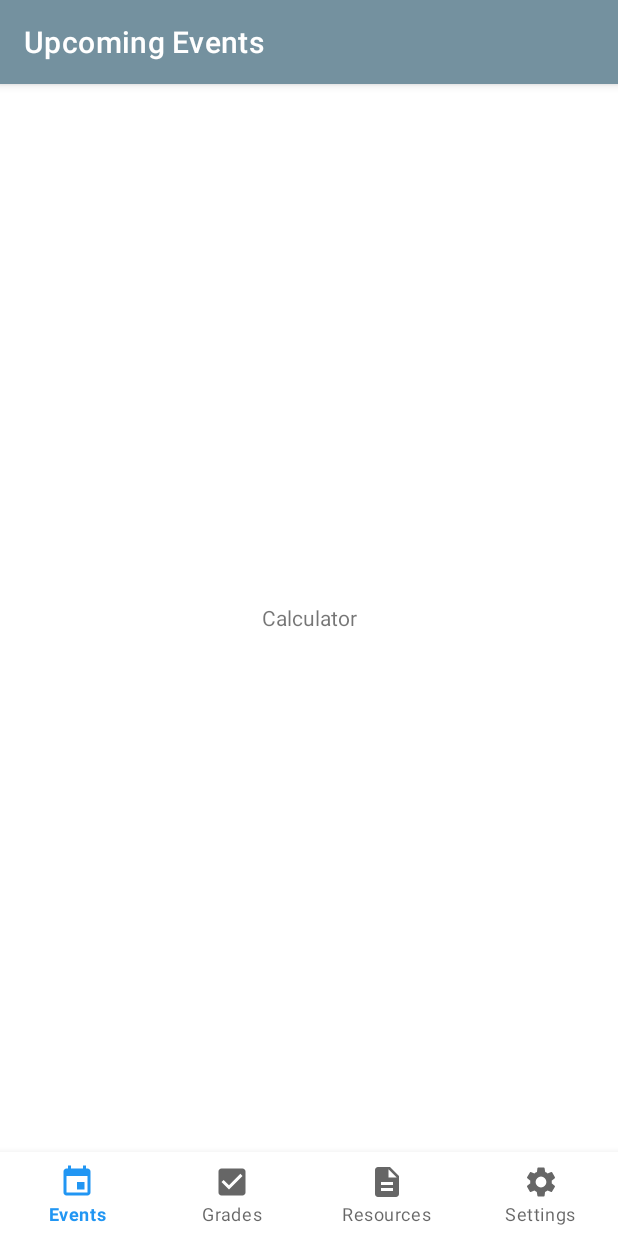
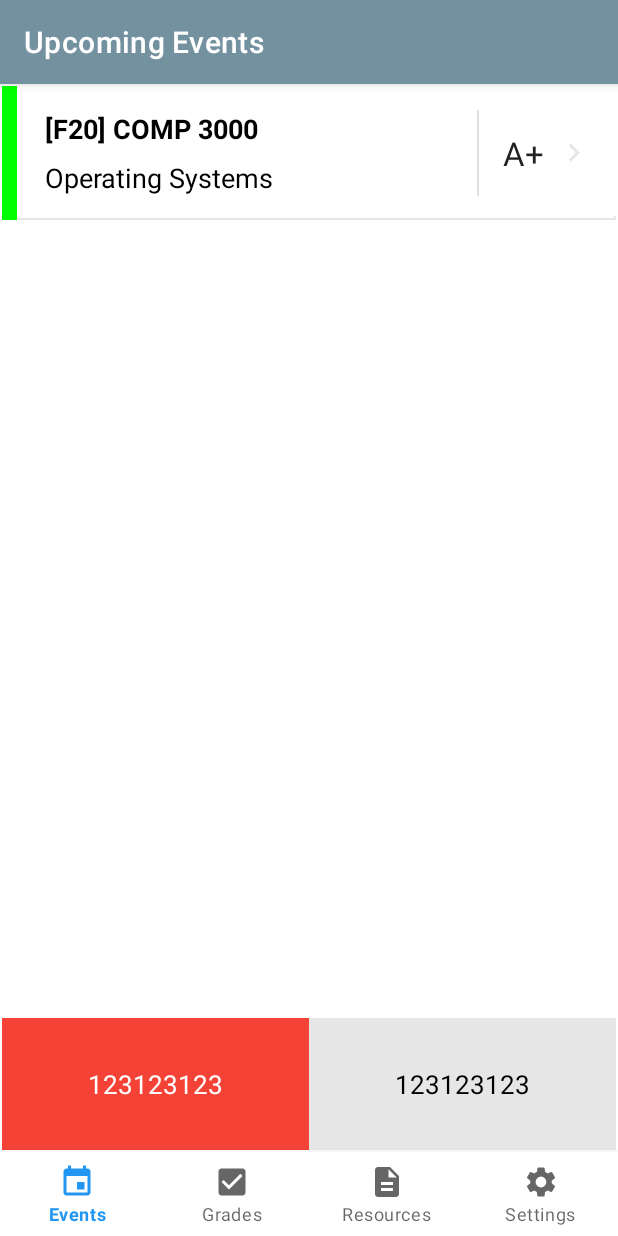
Before and after one commit to ScienceStudentSuccessCentre/SSSC-Android-app, an Android app: the fragment CalculatorFragment placed in its activity, on a phone screen of 412 x 824 dp. Run offline under Robolectric (Android 15) with nearby library versions, the phone set to English and light mode, and no system bars; our stand-ins replace Room's generated code, Volley; libraries missing offline, so code that uses them is left out: com.facebook.stetho; network calls fail; 1 statement that could not run was skipped.

Commit message:
Add course rows in GPA calculator

```diff
--- a/app/src/main/java/ghelani/kshamina/sssc_android_app/grades/calculator/CalculatorFragment.java
+++ b/app/src/main/java/ghelani/kshamina/sssc_android_app/grades/calculator/CalculatorFragment.java
@@ -1,21 +1,92 @@
 package ghelani.kshamina.sssc_android_app.grades.calculator;
 
+import android.content.SharedPreferences;
 import android.os.Bundle;
+import android.preference.PreferenceManager;
 import android.support.annotation.NonNull;
 import android.support.annotation.Nullable;
 import android.support.v4.app.Fragment;
+import android.support.v7.widget.LinearLayoutManager;
+import android.support.v7.widget.RecyclerView;
 import android.view.LayoutInflater;
 import android.view.View;
 import android.view.ViewGroup;
+import android.widget.TextView;
+
+import java.util.ArrayList;
+import java.util.Collections;
+import java.util.List;
 
 import ghelani.kshamina.sssc_android_app.R;
+import ghelani.kshamina.sssc_android_app.entity.Course;
 
 public class CalculatorFragment extends Fragment {
+
+    private TextView calculatedOverallCGPA;
+    private TextView calculatedMajorCGPA;
+
+    private List<Course> courseList = new ArrayList<>();
+    private RecyclerView recyclerView;
+    private CoursesAdapter adapter;
+    private RecyclerView.LayoutManager layoutManager;
+
+    SharedPreferences preferences;
+
     @Nullable
     @Override
-    public View onCreateView(@NonNull LayoutInflater inflater, @Nullable ViewGroup container, @Nullable Bundle savedInstanceState) {
+    public View onCreateView(@NonNull LayoutInflater inflater, @Nullable ViewGroup container,
+                             @Nullable Bundle savedInstanceState) {
+
+        setHasOptionsMenu(true);
+
         ViewGroup calculatorView = (ViewGroup) inflater.inflate(R.layout.fragment_calculator, container,false);
+        preferences = PreferenceManager.getDefaultSharedPreferences(getActivity());
+
+        recyclerView = calculatorView.findViewById(R.id.coursesList);
+        recyclerView.setHasFixedSize(true);
+
+        adapter = new CoursesAdapter(courseList);
+        layoutManager = new LinearLayoutManager(getActivity());
+        recyclerView.setLayoutManager(layoutManager);
+        recyclerView.setAdapter(adapter);
+//        adapter.setOnItemClickListener(onItemClickListener);  TODO Add action listener
+
+        calculatedOverallCGPA = calculatorView.findViewById(R.id.calculatorCalculatedOverallCGPA);
+        calculatedMajorCGPA = calculatorView.findViewById(R.id.calculatorCalculatedMajorCGPA);
+
+        calculatedOverallCGPA.setText("123123123");  // TODO display actual CGPAs
+        calculatedMajorCGPA.setText("123123123");
+
+        getCourseData();
+
         return calculatorView;
 
     }
+
+    private void getCourseData() {
+        new Thread(new Runnable() {
+            @Override
+            public void run() {
+                courseList.clear();
+
+                courseList.add(new Course(
+                        "Operating Systems",
+                        "COMP 3000",
+                        0.5,
+                        true,
+                        "A+",
+                        "F20"
+                ));
+                // TODO Access the DB
+
+                getActivity().runOnUiThread(new Runnable() {
+                    @Override
+                    public void run() {
+                        adapter.notifyDataSetChanged();
+                    }
+                });
+            }
+        }).start();
+    }
+
 }
--- /dev/null
+++ b/app/src/main/java/ghelani/kshamina/sssc_android_app/grades/calculator/CoursesAdapter.java
@@ -0,0 +1,73 @@
+package ghelani.kshamina.sssc_android_app.grades.calculator;
+
+import android.graphics.Color;
+import android.support.v7.widget.RecyclerView;
+import android.text.SpannableString;
+import android.text.style.RelativeSizeSpan;
+import android.view.LayoutInflater;
+import android.view.View;
+import android.view.ViewGroup;
+import android.widget.TextView;
+
+import java.util.List;
+import java.util.Locale;
+
+import ghelani.kshamina.sssc_android_app.R;
+import ghelani.kshamina.sssc_android_app.entity.Course;
+
+public class CoursesAdapter extends RecyclerView.Adapter<CoursesAdapter.MyViewHolder> {
+    private List<Course> coursesList;
+    private View.OnClickListener onItemClickListener;
+
+    public CoursesAdapter(List<Course> courses) {
+        this.coursesList = courses;
+    }
+
+    @Override
+    public MyViewHolder onCreateViewHolder(ViewGroup parent, int viewType){
+        View itemView = LayoutInflater.from(parent.getContext())
+                .inflate(R.layout.course_row, parent, false);
+        return new MyViewHolder(itemView);
+    }
+
+    @Override
+    public void onBindViewHolder(MyViewHolder holder, int position) {
+        Course course = coursesList.get(position);
+
+        holder.courseRowCode.setText(String.format(Locale.CANADA, "[%s] %s",
+                course.courseTermId, course.courseCode));
+        holder.courseRowName.setText(course.courseName);
+        holder.letterGrade.setText(course.courseFinalGrade);
+    }
+
+    @Override
+    public int getItemCount() {
+        return coursesList.size();
+    }
+
+    public void setOnItemClickListener(View.OnClickListener itemClickListener) {
+        onItemClickListener = itemClickListener;
+    }
+
+    public class MyViewHolder extends RecyclerView.ViewHolder {
+        public View colouredBar;
+        private int[] colours = new int[] { Color.BLUE, Color.GREEN, Color.RED, Color.YELLOW };
+
+        public TextView courseRowCode, courseRowName, letterGrade;
+
+        public MyViewHolder(View view) {
+            super(view);
+            colouredBar = view.findViewById(R.id.courseRowLeftBorder);
+            courseRowCode = view.findViewById(R.id.courseRowCode);
+            courseRowName = view.findViewById(R.id.courseRowName);
+            letterGrade = view.findViewById(R.id.courseRowGrade);
+
+            int randomColour = colours[(int)(colours.length * Math.random())];
+            colouredBar.setBackgroundColor(randomColour);
+
+            view.setTag(this);
+            itemView.setOnClickListener(onItemClickListener);
+        }
+    }
+
+}
--- /dev/null
+++ b/app/src/main/res/layout/course_row.xml
@@ -0,0 +1,106 @@
+<?xml version="1.0" encoding="utf-8"?>
+<android.support.constraint.ConstraintLayout xmlns:android="http://schemas.android.com/apk/res/android"
+    xmlns:app="http://schemas.android.com/apk/res-auto"
+    android:layout_width="match_parent"
+    android:layout_height="wrap_content"
+    android:background="@drawable/border_bottom">
+
+    <View
+        android:id="@+id/courseRowLeftBorder"
+        android:layout_width="10dp"
+        android:layout_height="0dp"
+        android:layout_alignParentTop="true"
+        android:background="#4CAF50"
+        android:visibility="visible"
+        app:layout_constraintBottom_toBottomOf="parent"
+        app:layout_constraintStart_toStartOf="parent"
+        app:layout_constraintTop_toTopOf="parent" />
+
+    <android.support.constraint.Guideline
+        android:id="@+id/guideline4"
+        android:layout_width="wrap_content"
+        android:layout_height="wrap_content"
+        android:orientation="vertical"
+        app:layout_constraintGuide_begin="8dp" />
+
+    <android.support.constraint.Guideline
+        android:id="@+id/guideline"
+        android:layout_width="wrap_content"
+        android:layout_height="wrap_content"
+        android:orientation="vertical"
+        app:layout_constraintGuide_percent="0.07" />
+
+    <TextView
+        android:id="@+id/courseRowCode"
+        android:layout_width="0dp"
+        android:layout_height="wrap_content"
+        android:layout_marginTop="16dp"
+        android:layout_marginEnd="16dp"
+        android:layout_toEndOf="@+id/dates"
+        android:ellipsize="end"
+        android:gravity="center_vertical"
+        android:singleLine="true"
+        android:text="[F19] COMP 1406"
+        android:textColor="@android:color/black"
+        android:textSize="18sp"
+        android:textStyle="bold"
+        app:layout_constraintEnd_toStartOf="@+id/divider"
+        app:layout_constraintStart_toStartOf="@+id/guideline"
+        app:layout_constraintTop_toTopOf="parent" />
+
+    <TextView
+        android:id="@+id/courseRowName"
+        android:layout_width="0dp"
+        android:layout_height="wrap_content"
+        android:layout_marginTop="8dp"
+        android:layout_marginEnd="16dp"
+        android:layout_marginBottom="16dp"
+        android:ellipsize="end"
+        android:gravity="center_vertical"
+        android:singleLine="true"
+        android:text="Some Filler Text To Test Ellipsize Feature"
+        android:textColor="@android:color/black"
+        android:textSize="18sp"
+        app:layout_constraintBottom_toBottomOf="parent"
+        app:layout_constraintEnd_toStartOf="@+id/divider"
+        app:layout_constraintStart_toStartOf="@+id/guideline"
+        app:layout_constraintTop_toBottomOf="@+id/courseRowCode" />
+
+    <View
+        android:id="@+id/divider"
+        android:layout_width="1dp"
+        android:layout_height="0dp"
+        android:layout_marginTop="16dp"
+        android:layout_marginEnd="16dp"
+        android:layout_marginBottom="16dp"
+        android:background="?android:attr/listDivider"
+        app:layout_constraintBottom_toBottomOf="parent"
+        app:layout_constraintEnd_toStartOf="@+id/courseRowGrade"
+        app:layout_constraintTop_toTopOf="parent" />
+
+    <TextView
+        android:id="@+id/courseRowGrade"
+        android:layout_width="wrap_content"
+        android:layout_height="wrap_content"
+        android:layout_marginEnd="8dp"
+        android:text="A+"
+        android:textAppearance="@style/TextAppearance.AppCompat.Large"
+        app:layout_constraintBottom_toBottomOf="parent"
+        app:layout_constraintEnd_toStartOf="@+id/send_icon"
+        app:layout_constraintTop_toTopOf="parent"
+        app:layout_constraintVertical_bias="0.505" />
+
+    <ImageView
+        android:id="@+id/send_icon"
+        android:layout_width="0dp"
+        android:layout_height="match_parent"
+        android:layout_centerHorizontal="true"
+        android:layout_centerVertical="true"
+        android:layout_marginEnd="16dp"
+        android:src="@drawable/ic_keyboard_arrow_right_black_24dp"
+        android:tint="@color/lightGrey"
+        app:layout_constraintBottom_toBottomOf="parent"
+        app:layout_constraintEnd_toEndOf="parent"
+        app:layout_constraintTop_toTopOf="parent" />
+
+</android.support.constraint.ConstraintLayout>
--- a/app/src/main/res/layout/fragment_calculator.xml
+++ b/app/src/main/res/layout/fragment_calculator.xml
@@ -1,17 +1,51 @@
 <?xml version="1.0" encoding="utf-8"?>
-<android.support.constraint.ConstraintLayout
+
+<RelativeLayout
     xmlns:android="http://schemas.android.com/apk/res/android"
-    xmlns:app="http://schemas.android.com/apk/res-auto"
-    xmlns:tools="http://schemas.android.com/tools"
+    android:id="@+id/container"
     android:layout_width="match_parent"
     android:layout_height="match_parent">
 
-    <TextView
-        android:id="@+id/textView3"
+    <FrameLayout xmlns:android="http://schemas.android.com/apk/res/android"
+        xmlns:tools="http://schemas.android.com/tools"
+        android:id="@+id/gradesCalculatorFrame"
         android:layout_width="match_parent"
-        android:layout_height="match_parent"
-        android:gravity = "center"
-        android:text="@string/calculator_tab"
-        tools:layout_editor_absoluteX="202dp"
-        tools:layout_editor_absoluteY="298dp" />
-</android.support.constraint.ConstraintLayout>
+        android:layout_height="match_parent">
+
+        <android.support.v7.widget.RecyclerView
+            android:id="@+id/coursesList"
+            android:layout_width="match_parent"
+            android:layout_height="match_parent" />
+
+    </FrameLayout>
+
+    <LinearLayout
+        android:layout_width="match_parent"
+        android:layout_height="88dp"
+        android:layout_alignParentBottom="true"
+        android:id="@+id/footer">
+
+        <TextView
+            android:id="@+id/calculatorCalculatedOverallCGPA"
+            android:layout_width="0dp"
+            android:layout_height="match_parent"
+            android:layout_weight="0.5"
+            android:background="@color/red"
+            android:gravity="center"
+            android:padding="10dp"
+            android:textColor="@android:color/white"
+            android:textSize="17sp" />
+
+        <TextView
+            android:id="@+id/calculatorCalculatedMajorCGPA"
+            android:layout_width="0dp"
+            android:layout_height="match_parent"
+            android:background="@color/lightGrey"
+            android:gravity="center"
+            android:textColor="@android:color/black"
+            android:textSize="17sp"
+            android:layout_weight="0.5"/>
+
+    </LinearLayout>
+
+</RelativeLayout>
--- a/app/src/main/res/values/strings.xml
+++ b/app/src/main/res/values/strings.xml
@@ -7,6 +7,8 @@
 
     <string name="terms_tab">Terms</string>
     <string name="calculator_tab">Calculator</string>
+    <string name="calculated_overall_cgpa">Overall CGPA: %.1d</string>
+    <string name="calculated_major_cgpa">Major CGPA: %.1d</string>
 
     <string name="planner_tab">Planner</string>
     <string name="planner_message">If you want to achieve a certain overall CGPA, use the section below to determine what CGPA you should aim for the current term.</string>
```
